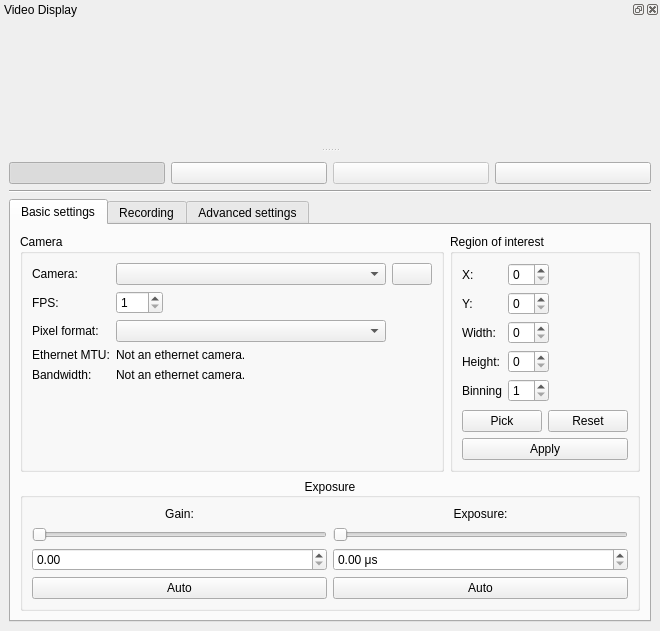
Before: the Qt Designer form src/mainwindow.ui in AD-Vega/qarv, drawn with Qt 5.
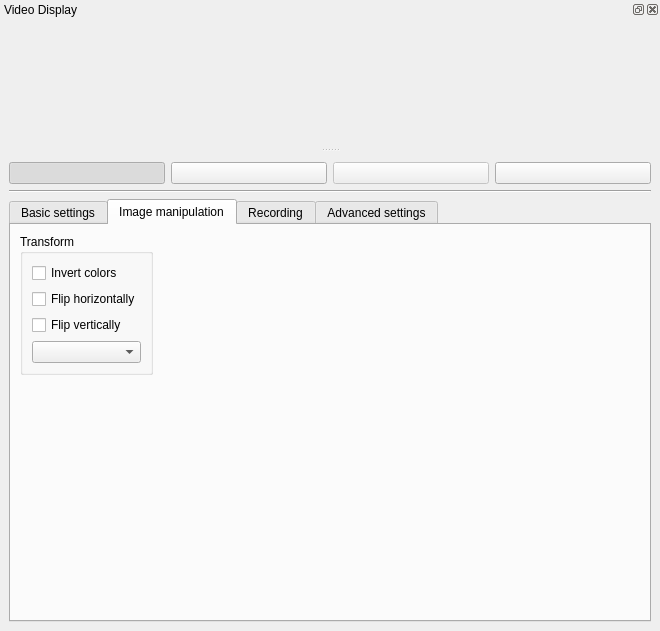
After: the same form once the commit is applied. The open tabs and pages were chosen to show the change. Icons and pictures are not drawn. Custom widgets are drawn as their Qt base class.

Commit message: Add basic image transformations.

Diff of the .ui file:
```diff
--- a/src/mainwindow.ui
+++ b/src/mainwindow.ui
@@ -404,6 +404,72 @@
         </item>
        </layout>
       </widget>
+      <widget class="QWidget" name="manipulationTab">
+       <attribute name="title">
+        <string>Image manipulation</string>
+       </attribute>
+       <layout class="QGridLayout" name="gridLayout">
+        <item row="0" column="0">
+         <widget class="QGroupBox" name="groupBox">
+          <property name="title">
+           <string>Transform</string>
+          </property>
+          <layout class="QVBoxLayout" name="verticalLayout_6">
+           <item>
+            <widget class="QCheckBox" name="invertColors">
+             <property name="text">
+              <string>Invert colors</string>
+             </property>
+            </widget>
+           </item>
+           <item>
+            <widget class="QCheckBox" name="flipHorizontal">
+             <property name="text">
+              <string>Flip horizontally</string>
+             </property>
+            </widget>
+           </item>
+           <item>
+            <widget class="QCheckBox" name="flipVertical">
+             <property name="text">
+              <string>Flip vertically</string>
+             </property>
+            </widget>
+           </item>
+           <item>
+            <widget class="QComboBox" name="rotationSelector"/>
+           </item>
+          </layout>
+         </widget>
+        </item>
+        <item row="0" column="1">
+         <spacer name="horizontalSpacer">
+          <property name="orientation">
+           <enum>Qt::Horizontal</enum>
+          </property>
+          <property name="sizeHint" stdset="0">
+           <size>
+            <width>40</width>
+            <height>20</height>
+           </size>
+          </property>
+         </spacer>
+        </item>
+        <item row="1" column="0">
+         <spacer name="verticalSpacer">
+          <property name="orientation">
+           <enum>Qt::Vertical</enum>
+          </property>
+          <property name="sizeHint" stdset="0">
+           <size>
+            <width>20</width>
+            <height>40</height>
+           </size>
+          </property>
+         </spacer>
+        </item>
+       </layout>
+      </widget>
       <widget class="QWidget" name="recordingTab">
        <attribute name="title">
         <string>Recording</string>
```
The commit also changes 2 other files.
